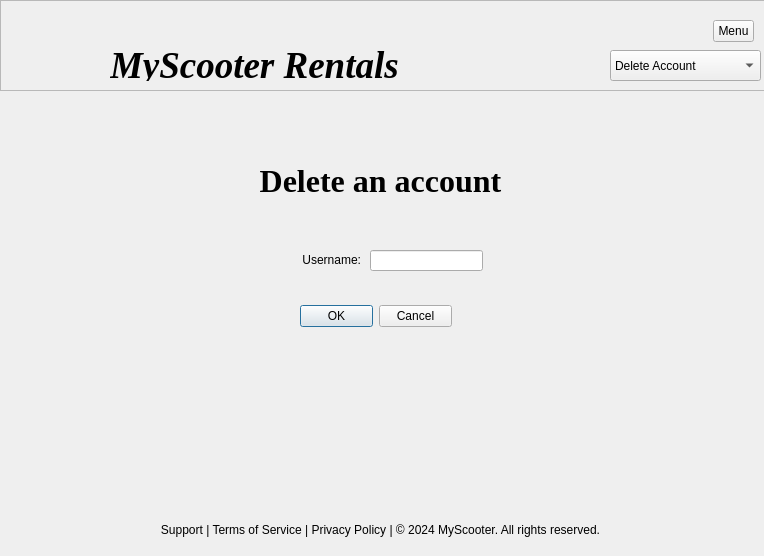
Old version of the form deleteuser.ui in the repository DanielleSamaroo/Group-5-Scooters.
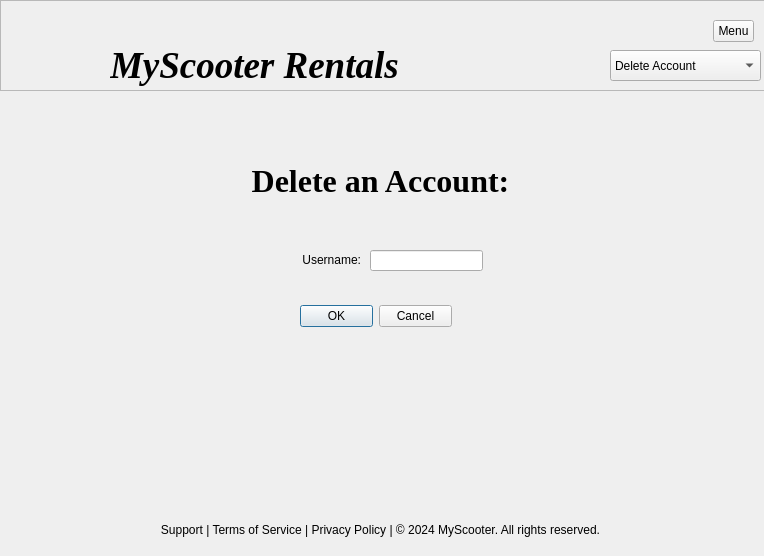
New version of the form. Icons and pictures are not drawn.

Commit message: add/delete/update scooters & bug fixing

Patch:
```diff
--- a/deleteuser.ui
+++ b/deleteuser.ui
@@ -32,9 +32,9 @@
     <property name="geometry">
      <rect>
       <x>110</x>
-      <y>50</y>
+      <y>40</y>
       <width>441</width>
-      <height>31</height>
+      <height>50</height>
      </rect>
     </property>
     <property name="font">
@@ -193,7 +193,7 @@
      <x>0</x>
      <y>360</y>
      <width>761</width>
-     <height>20</height>
+     <height>30</height>
     </rect>
    </property>
    <property name="text">
@@ -221,7 +221,7 @@
     </font>
    </property>
    <property name="text">
-    <string>Delete an account</string>
+    <string>Delete an Account:</string>
    </property>
    <property name="alignment">
     <set>Qt::AlignCenter</set>
```
Left out of the diff: 27 changed lines with no effect on the pictures. The commit also changes 36 other files.
